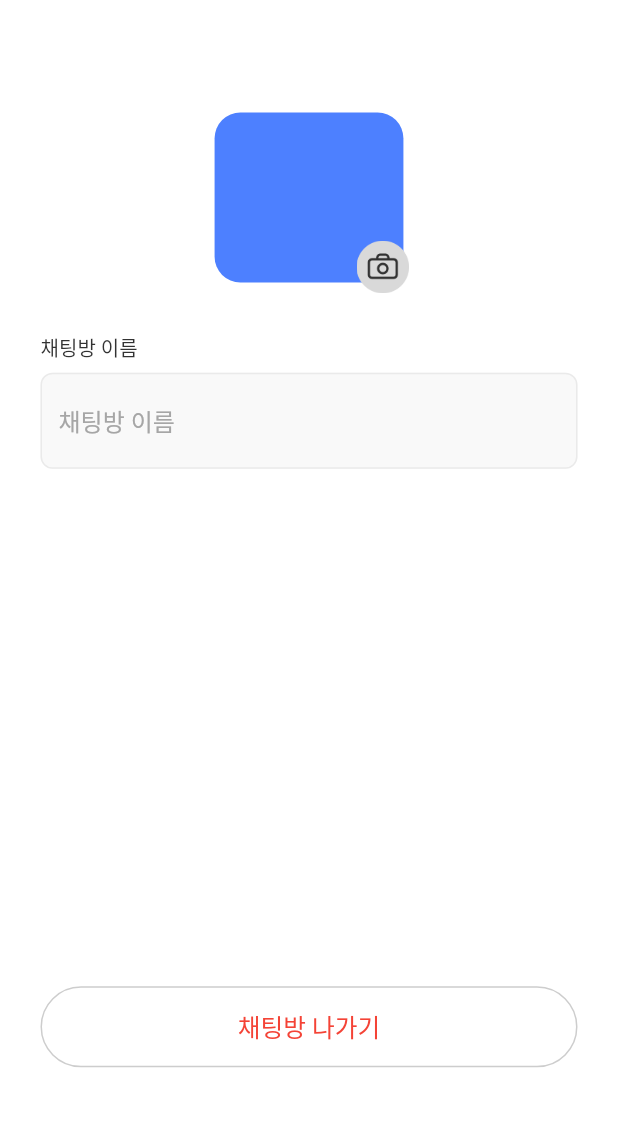
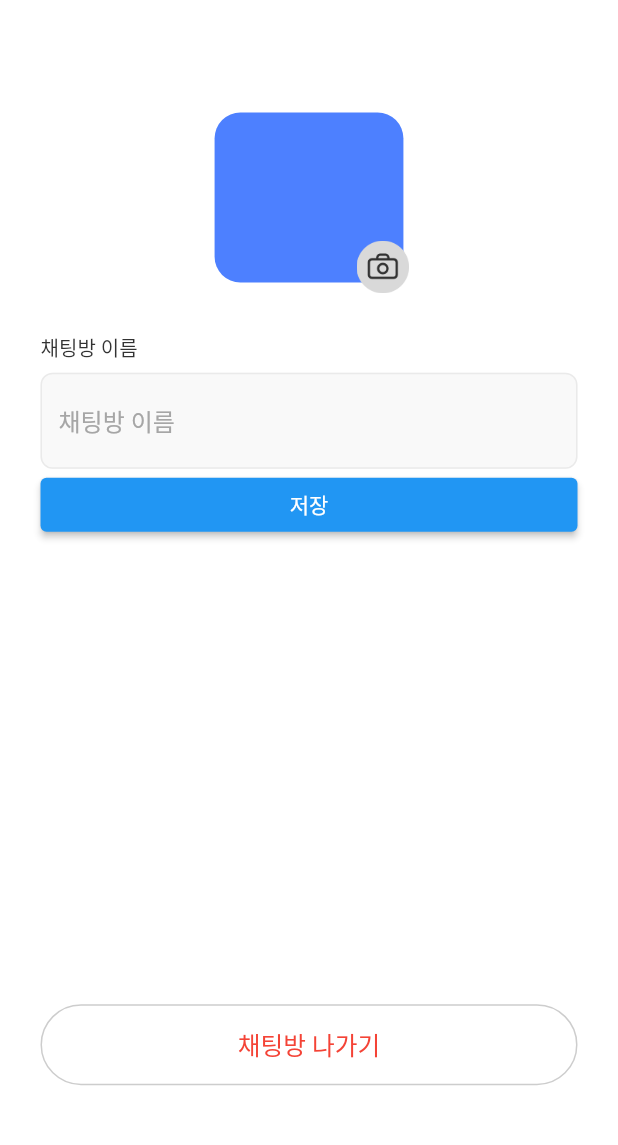
Before and after one commit to wlgnsdl815/tripin, a Flutter app: the ChatSettingScreen screen opened by its route, on a phone screen of 412 x 824 dp, the part 58-1203 px from its top. Run offline on Flutter 3.47's test engine with Material 2 defaults, Android fonts, the phone set to English and light mode, and no system bars; our stand-ins replace cloud_firestore, cloud_functions, dio, envied, firebase_auth, firebase_core and 10 more; missing offline and left inert: flutter_naver_map, kakao_flutter_sdk_user, kpostal, sfac_design_flutter; accounts and stored records are empty; generated files the repository leaves out were written again; network calls fail; Roboto replaces fonts that are missing (Pretendard); project files that could hold a hidden picture were left out.

Commit message:
Wip: 빌드에러 버그 수정중.

```diff
--- /dev/null
+++ b/lib/controllers/chat/chat_setting_controller.dart
@@ -0,0 +1,28 @@
+import 'package:cloud_firestore/cloud_firestore.dart';
+import 'package:flutter/material.dart';
+import 'package:get/get.dart';
+import 'package:tripin/controllers/global_getx_controller.dart';
+
+class ChatSettingController extends GetxController {
+  final GlobalGetXController _globalGetXController =
+      Get.find<GlobalGetXController>();
+  final TextEditingController chatTitleEdit = TextEditingController();
+
+  RxString roomTitle = ''.obs;
+
+  String get computedRoomTitle => _globalGetXController.roomTitle.value;
+
+  // 채팅방 사진 업데이트
+
+  // 채팅방 이름 업데이트
+  upDateChatRoomTitle() async {
+    await FirebaseFirestore.instance
+        .collection('chatRooms')
+        .doc('${_globalGetXController.roomId}')
+        .update(
+      {'roomTitle': chatTitleEdit.text},
+    );
+    _globalGetXController.setRoomTitle(chatTitleEdit.text);
+  }
+  // 채팅방 나가기 (참가자 목록에서 해당 유저지우기)
+}
--- a/lib/controllers/chat/select_friends_controller.dart
+++ b/lib/controllers/chat/select_friends_controller.dart
@@ -59,6 +59,8 @@ class SelectFriendsController extends GetxController {
         participants.map((e) => e.nickName).toList();
 
     roomTitle.value = defaultRoomTitle.join(', ');
+
+    _globalGetXController.setRoomTitle(roomTitle.value);
 
     ChatRoom newRoom = ChatRoom(
       roomId: '',
--- a/lib/main.dart
+++ b/lib/main.dart
@@ -10,6 +10,7 @@ import 'package:tripin/controllers/auth_controller.dart';
 import 'package:tripin/controllers/calendar_controller.dart';
 import 'package:tripin/controllers/chat/chat_controller.dart';
 import 'package:tripin/controllers/chat/chat_list_controller.dart';
+import 'package:tripin/controllers/chat/chat_setting_controller.dart';
 import 'package:tripin/controllers/chat/select_friends_controller.dart';
 import 'package:tripin/controllers/edit_profile_controller.dart';
 import 'package:tripin/controllers/friend_controller.dart';
@@ -68,6 +69,7 @@ class MyApp extends StatelessWidget {
           Get.lazyPut(() => CalendarController(), fenix: true);
           Get.lazyPut(() => HomeController(), fenix: true);
           Get.lazyPut(() => ProfileDetailController(), fenix: true);
+          Get.lazyPut(() => ChatSettingController(), fenix: true);
         }),
         getPages: AppRoutes.routes,
         initialRoute: AppScreens.login,
--- a/lib/view/screens/chat/chat_list_screen.dart
+++ b/lib/view/screens/chat/chat_list_screen.dart
@@ -2,6 +2,7 @@ import 'package:firebase_auth/firebase_auth.dart';
 import 'package:flutter/material.dart';
 import 'package:flutter_screenutil/flutter_screenutil.dart';
 import 'package:get/get.dart';
+import 'package:intl/intl.dart';
 import 'package:tripin/controllers/chat/chat_list_controller.dart';
 import 'package:tripin/controllers/global_getx_controller.dart';
 import 'package:tripin/utils/app_screens.dart';
@@ -32,6 +33,9 @@ class ChatListScreen extends GetView<ChatListController> {
           separatorBuilder: (context, index) => Divider(),
           itemCount: controller.chatList.length,
           itemBuilder: (context, index) {
+            DateTime dateTime = DateTime.fromMillisecondsSinceEpoch(
+                controller.chatList[index].updatedAt);
+            String formattedTime = DateFormat('HH:mm').format(dateTime);
             print(controller.chatList.length);
             return InkWell(
               onTap: () {
@@ -43,7 +47,7 @@ class ChatListScreen extends GetView<ChatListController> {
               },
               child: ListTile(
                 title: Text(
-                    '${controller.chatList[index].roomTitle} ${controller.chatList[index].participants!.length}, ${controller.chatList[index].updatedAt}'),
+                    '${controller.chatList[index].roomTitle} ${controller.chatList[index].participants!.length}, ${formattedTime}'),
                 subtitle: Text(
                     '${controller.chatList[index].participants![0].email}'),
               ),
--- a/lib/view/screens/chat/chat_setting_screen.dart
+++ b/lib/view/screens/chat/chat_setting_screen.dart
@@ -1,13 +1,14 @@
 import 'package:flutter/material.dart';
 import 'package:flutter_screenutil/flutter_screenutil.dart';
 import 'package:get/get.dart';
+import 'package:tripin/controllers/chat/chat_setting_controller.dart';
 import 'package:tripin/utils/colors.dart';
 import 'package:tripin/utils/text_styles.dart';
 import 'package:tripin/view/widget/custom_appbar_icon.dart';
 import 'package:tripin/view/widget/custom_button.dart';
 import 'package:tripin/view/widget/custom_textfield_without_form.dart';
 
-class ChatSettingScreen extends StatelessWidget {
+class ChatSettingScreen extends GetView<ChatSettingController> {
   const ChatSettingScreen({super.key});
 
   static const route = '/chatSetting';
@@ -87,9 +88,16 @@ class ChatSettingScreen extends StatelessWidget {
                   height: 7.h,
                 ),
                 CustomTextFiledWithOutForm(
+                  controller: controller.chatTitleEdit,
                   hintText: '채팅방 이름',
                 ),
-                SizedBox(height: 335.h),
+                ElevatedButton(
+                  onPressed: () {
+                    controller.upDateChatRoomTitle();
+                  },
+                  child: Text('저장'),
+                ),
+                SizedBox(height: 300.h),
                 CustomButton(
                   backgroundColor: Colors.white,
                   onTap: () {},
```
Also changed, not shown: lib/controllers/global_getx_controller.dart (+6 -1 lines), pubspec.yaml (+5 -5 lines), assets/icons/Union.png (added).
